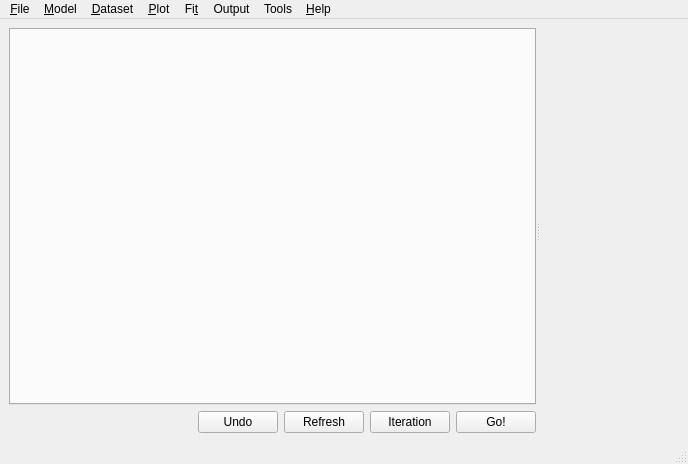
The window that forms/mainwindow.ui (salvadorblasco/apes) describes before a commit, drawn with Qt 5.
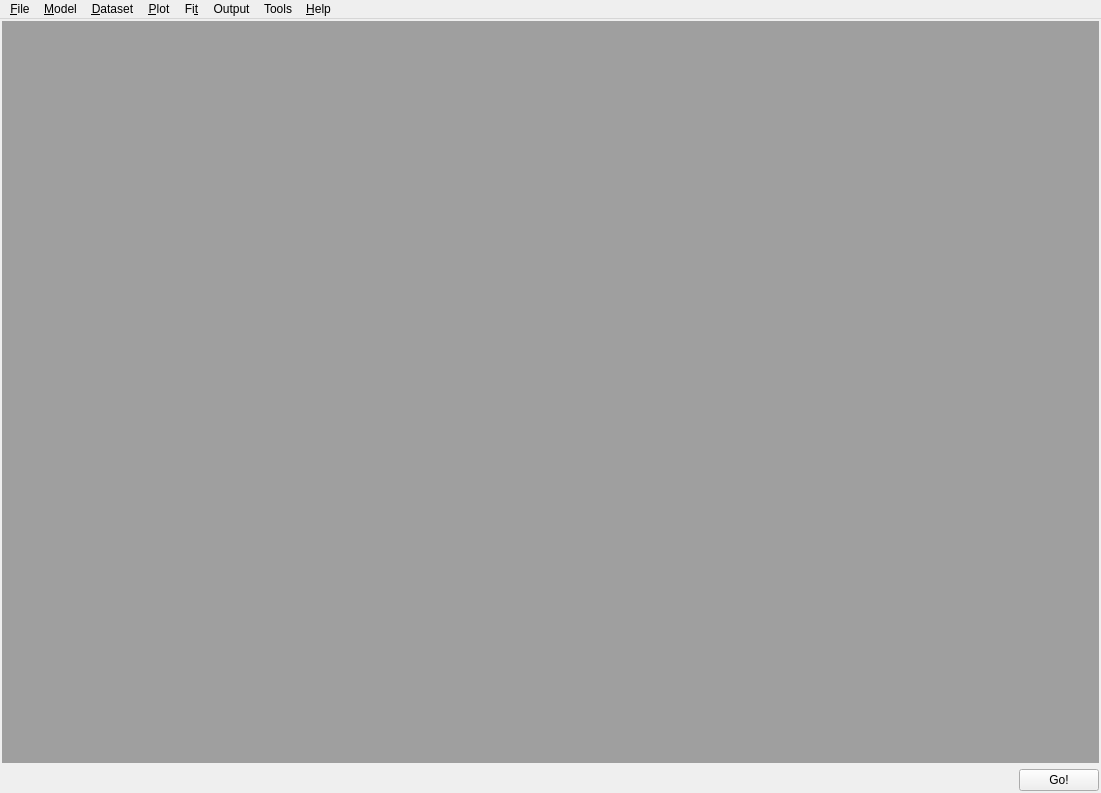
The same window after the commit. Icons and pictures are not drawn.

Commit message: forms update and mainwindow adapted to mdiArea

What changed in the file:
```diff
--- a/forms/mainwindow.ui
+++ b/forms/mainwindow.ui
@@ -6,8 +6,8 @@
    <rect>
     <x>0</x>
     <y>0</y>
-    <width>688</width>
-    <height>464</height>
+    <width>1101</width>
+    <height>793</height>
    </rect>
   </property>
   <property name="windowTitle">
@@ -18,30 +18,25 @@
     <normaloff>monkey.png</normaloff>monkey.png</iconset>
   </property>
   <widget class="QWidget" name="centralwidget">
+   <layout class="QVBoxLayout" name="verticalLayout">
+    <property name="leftMargin">
+     <number>2</number>
+    </property>
+    <property name="topMargin">
+     <number>2</number>
+    </property>
+    <property name="rightMargin">
+     <number>2</number>
+    </property>
+    <property name="bottomMargin">
+     <number>2</number>
+    </property>
+    <item>
+     <widget class="QMdiArea" name="mdiArea"/>
+    </item>
+    <item>
    <layout class="QHBoxLayout" name="horizontalLayout">
     <item>
-     <widget class="QSplitter" name="splitter_main">
-      <property name="orientation">
-       <enum>Qt::Horizontal</enum>
-      </property>
-      <widget class="QWidget" name="layoutWidget">
-       <layout class="QVBoxLayout" name="vl_1">
-        <item>
-         <widget class="QTabWidget" name="tab_main">
-          <property name="tabShape">
-           <enum>QTabWidget::Rounded</enum>
-          </property>
-          <property name="currentIndex">
-           <number>-1</number>
-          </property>
-          <property name="movable">
-           <bool>true</bool>
-          </property>
-         </widget>
-        </item>
-        <item>
-         <layout class="QHBoxLayout" name="hl_1">
-          <item>
            <spacer name="horizontalSpacer">
             <property name="orientation">
              <enum>Qt::Horizontal</enum>
@@ -54,39 +49,6 @@
             </property>
            </spacer>
           </item>
-          <item>
-           <widget class="QPushButton" name="pb_undo">
-            <property name="enabled">
-             <bool>true</bool>
-            </property>
-            <property name="text">
-             <string>Undo</string>
-            </property>
-           </widget>
-          </item>
-          <item>
-           <widget class="QPushButton" name="pb_refresh">
-            <property name="enabled">
-             <bool>true</bool>
-            </property>
-            <property name="text">
-             <string>Refresh</string>
-            </property>
-           </widget>
-          </item>
-          <item>
-           <widget class="QPushButton" name="pb_iteration">
-            <property name="enabled">
-             <bool>true</bool>
-            </property>
-            <property name="toolTip">
-             <string>Do one iteration</string>
-            </property>
-            <property name="text">
-             <string>Iteration</string>
-            </property>
-           </widget>
-          </item>
           <item>
            <widget class="QPushButton" name="pb_go">
             <property name="enabled">
@@ -107,36 +69,12 @@
         </item>
        </layout>
       </widget>
-      <widget class="QWidget" name="widget_plot" native="true">
-       <property name="sizePolicy">
-        <sizepolicy hsizetype="Maximum" vsizetype="Preferred">
-         <horstretch>0</horstretch>
-         <verstretch>0</verstretch>
-        </sizepolicy>
-       </property>
-       <property name="minimumSize">
-        <size>
-         <width>10</width>
-         <height>0</height>
-        </size>
-       </property>
-       <property name="sizeIncrement">
-        <size>
-         <width>1</width>
-         <height>1</height>
-        </size>
-       </property>
-      </widget>
-     </widget>
-    </item>
-   </layout>
-  </widget>
   <widget class="QMenuBar" name="menubar">
    <property name="geometry">
     <rect>
      <x>0</x>
      <y>0</y>
-     <width>688</width>
+     <width>1101</width>
      <height>22</height>
     </rect>
    </property>
@@ -376,7 +314,6 @@
    <addaction name="menuTools"/>
    <addaction name="menu_Help"/>
   </widget>
-  <widget class="QStatusBar" name="statusbar"/>
   <action name="actionOpen">
    <property name="text">
     <string>&amp;Open</string>
```
Lines whose indentation alone changed are shown as unchanged. The commit also changes 19 other files.
